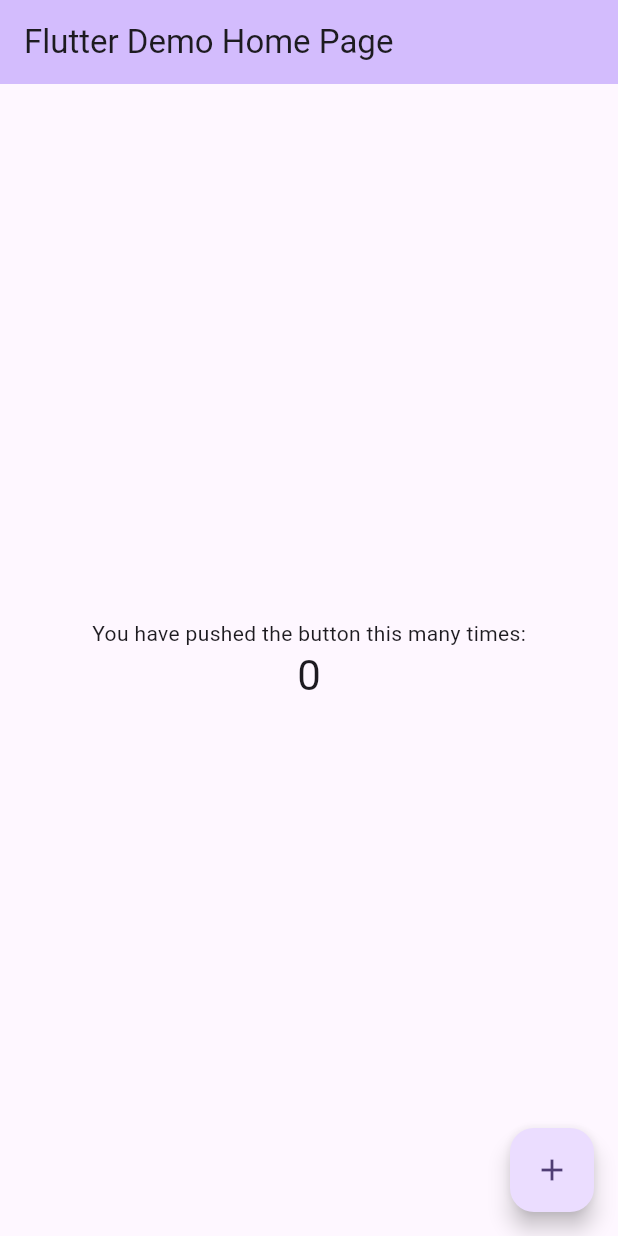
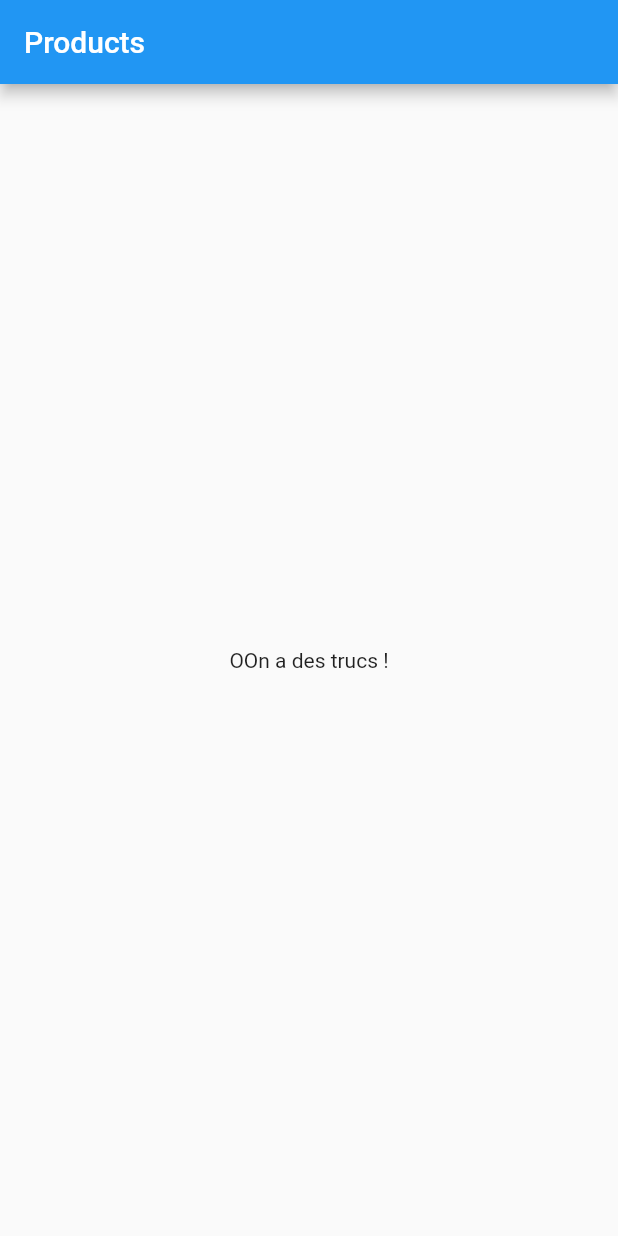
Before and after one commit to ThomasEcalle/al2_bloc, a Flutter app: the screen it shows after launch, on a phone screen of 412 x 824 dp. Run offline on Flutter 3.47's test engine with Material 2 defaults, Android fonts, the phone set to English and light mode, and no system bars; our stand-ins replace bloc, flutter_bloc.

Commit message:
WIP: Start working on blocs

```diff
--- a/lib/main.dart
+++ b/lib/main.dart
@@ -1,4 +1,7 @@
+import 'package:al2_bloc/products/products_bloc/products_bloc.dart';
+import 'package:al2_bloc/products/products_screen.dart';
 import 'package:flutter/material.dart';
+import 'package:flutter_bloc/flutter_bloc.dart';
 
 void main() {
   runApp(const MyApp());
@@ -7,119 +10,13 @@ void main() {
 class MyApp extends StatelessWidget {
   const MyApp({super.key});
 
-  // This widget is the root of your application.
   @override
   Widget build(BuildContext context) {
-    return MaterialApp(
-      title: 'Flutter Demo',
-      theme: ThemeData(
-        // This is the theme of your application.
-        //
-        // TRY THIS: Try running your application with "flutter run". You'll see
-        // the application has a blue toolbar. Then, without quitting the app,
-        // try changing the seedColor in the colorScheme below to Colors.green
-        // and then invoke "hot reload" (save your changes or press the "hot
-        // reload" button in a Flutter-supported IDE, or press "r" if you used
-        // the command line to start the app).
-        //
-        // Notice that the counter didn't reset back to zero; the application
-        // state is not lost during the reload. To reset the state, use hot
-        // restart instead.
-        //
-        // This works for code too, not just values: Most code changes can be
-        // tested with just a hot reload.
-        colorScheme: ColorScheme.fromSeed(seedColor: Colors.deepPurple),
-        useMaterial3: true,
+    return BlocProvider(
+      create: (context) => ProductsBloc(),
+      child: const MaterialApp(
+        home: ProductsScreen(),
       ),
-      home: const MyHomePage(title: 'Flutter Demo Home Page'),
     );
   }
 }
-
-class MyHomePage extends StatefulWidget {
-  const MyHomePage({super.key, required this.title});
-
-  // This widget is the home page of your application. It is stateful, meaning
-  // that it has a State object (defined below) that contains fields that affect
-  // how it looks.
-
-  // This class is the configuration for the state. It holds the values (in this
-  // case the title) provided by the parent (in this case the App widget) and
-  // used by the build method of the State. Fields in a Widget subclass are
-  // always marked "final".
-
-  final String title;
-
-  @override
-  State<MyHomePage> createState() => _MyHomePageState();
-}
-
-class _MyHomePageState extends State<MyHomePage> {
-  int _counter = 0;
-
-  void _incrementCounter() {
-    setState(() {
-      // This call to setState tells the Flutter framework that something has
-      // changed in this State, which causes it to rerun the build method below
-      // so that the display can reflect the updated values. If we changed
-      // _counter without calling setState(), then the build method would not be
-      // called again, and so nothing would appear to happen.
-      _counter++;
-    });
-  }
-
-  @override
-  Widget build(BuildContext context) {
-    // This method is rerun every time setState is called, for instance as done
-    // by the _incrementCounter method above.
-    //
-    // The Flutter framework has been optimized to make rerunning build methods
-    // fast, so that you can just rebuild anything that needs updating rather
-    // than having to individually change instances of widgets.
-    return Scaffold(
-      appBar: AppBar(
-        // TRY THIS: Try changing the color here to a specific color (to
-        // Colors.amber, perhaps?) and trigger a hot reload to see the AppBar
-        // change color while the other colors stay the same.
-        backgroundColor: Theme.of(context).colorScheme.inversePrimary,
-        // Here we take the value from the MyHomePage object that was created by
-        // the App.build method, and use it to set our appbar title.
-        title: Text(widget.title),
-      ),
-      body: Center(
-        // Center is a layout widget. It takes a single child and positions it
-        // in the middle of the parent.
-        child: Column(
-          // Column is also a layout widget. It takes a list of children and
-          // arranges them vertically. By default, it sizes itself to fit its
-          // children horizontally, and tries to be as tall as its parent.
-          //
-          // Column has various properties to control how it sizes itself and
-          // how it positions its children. Here we use mainAxisAlignment to
-          // center the children vertically; the main axis here is the vertical
-          // axis because Columns are vertical (the cross axis would be
-          // horizontal).
-          //
-          // TRY THIS: Invoke "debug painting" (choose the "Toggle Debug Paint"
-          // action in the IDE, or press "p" in the console), to see the
-          // wireframe for each widget.
-          mainAxisAlignment: MainAxisAlignment.center,
-          children: <Widget>[
-            const Text(
-              'You have pushed the button this many times:',
-            ),
-            Text(
-              '$_counter',
-              style: Theme.of(context).textTheme.headlineMedium,
-            ),
-          ],
-        ),
-      ),
-      floatingActionButton: FloatingActionButton(
-        onPressed: _incrementCounter,
-        tooltip: 'Increment',
-        child: const Icon(Icons.add),
-      ), // This trailing comma makes auto-formatting nicer for build methods.
-    );
-  }
-}
--- /dev/null
+++ b/lib/models/product.dart
@@ -0,0 +1,9 @@
+class Product {
+  final String? name;
+  final double? price;
+
+  const Product({
+    this.name,
+    this.price,
+  });
+}
--- /dev/null
+++ b/lib/products/products_bloc/products_bloc.dart
@@ -0,0 +1,26 @@
+import 'package:bloc/bloc.dart';
+import 'package:meta/meta.dart';
+
+import '../../models/product.dart';
+
+part 'products_event.dart';
+part 'products_state.dart';
+
+class ProductsBloc extends Bloc<ProductsEvent, ProductsState> {
+  ProductsBloc() : super(ProductsState()) {
+    on<GetAllProducts>(_onGetAllProducts);
+  }
+
+  void _onGetAllProducts(GetAllProducts event, Emitter<ProductsState> emit) async {
+    print('Coucou, on fait l\'appel réseau');
+    await Future.delayed(Duration(seconds: 2));
+    final newState = ProductsState(
+      products: [
+        Product(name: 'iPhone 15', price: 10),
+        Product(name: 'Pixel 7', price: 42),
+      ],
+    );
+
+    emit(newState);
+  }
+}
--- /dev/null
+++ b/lib/products/products_bloc/products_event.dart
@@ -0,0 +1,6 @@
+part of 'products_bloc.dart';
+
+@immutable
+abstract class ProductsEvent {}
+
+class GetAllProducts extends ProductsEvent {}
--- /dev/null
+++ b/lib/products/products_bloc/products_state.dart
@@ -0,0 +1,9 @@
+part of 'products_bloc.dart';
+
+class ProductsState {
+  final List<Product> products;
+
+  ProductsState({
+    this.products = const [],
+  });
+}
--- /dev/null
+++ b/lib/products/products_screen.dart
@@ -0,0 +1,43 @@
+import 'package:al2_bloc/products/products_bloc/products_bloc.dart';
+import 'package:flutter/material.dart';
+import 'package:flutter_bloc/flutter_bloc.dart';
+
+class ProductsScreen extends StatefulWidget {
+  const ProductsScreen({super.key});
+
+  @override
+  State<ProductsScreen> createState() => _ProductsScreenState();
+}
+
+class _ProductsScreenState extends State<ProductsScreen> {
+  @override
+  void initState() {
+    super.initState();
+    final productsBloc = BlocProvider.of<ProductsBloc>(context);
+    productsBloc.add(GetAllProducts());
+  }
+
+  @override
+  Widget build(BuildContext context) {
+    return Scaffold(
+      appBar: AppBar(
+        title: Text('Products'),
+      ),
+      body: BlocBuilder<ProductsBloc, ProductsState>(
+        builder: (context, state) {
+          final products = state.products;
+
+          if (products.isEmpty) {
+            return Center(
+              child: Text('Oups, c\'est vide !'),
+            );
+          }
+
+          return Center(
+            child: Text('OOn a des trucs !'),
+          );
+        },
+      ),
+    );
+  }
+}
```
Also changed, not shown: pubspec.yaml (+2 -5 lines), pubspec.lock.
